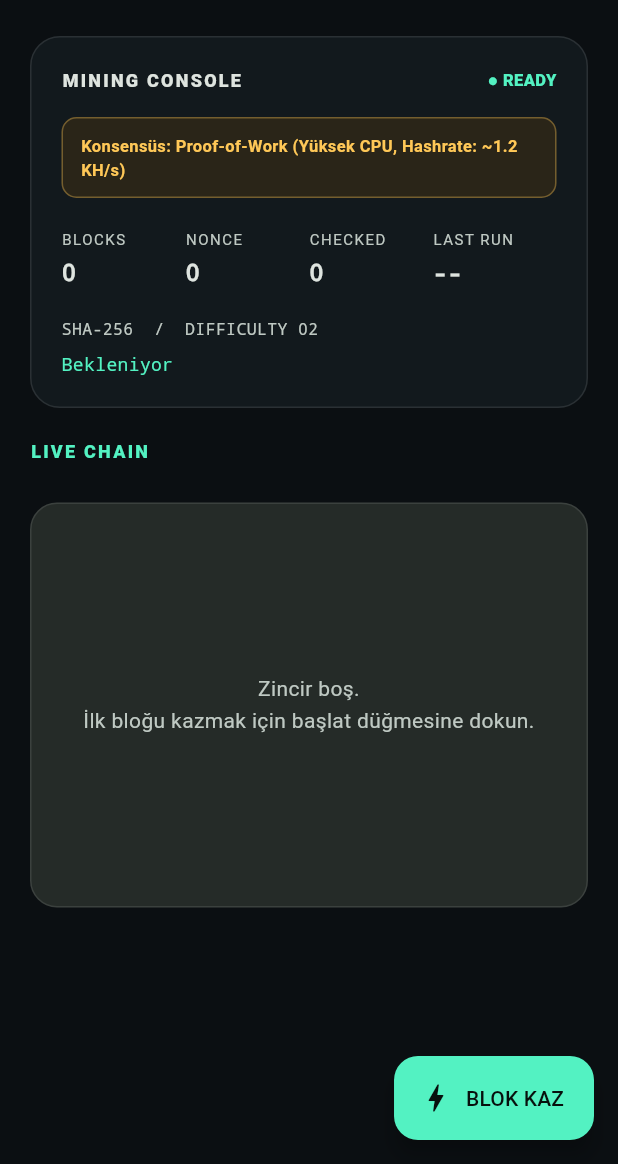
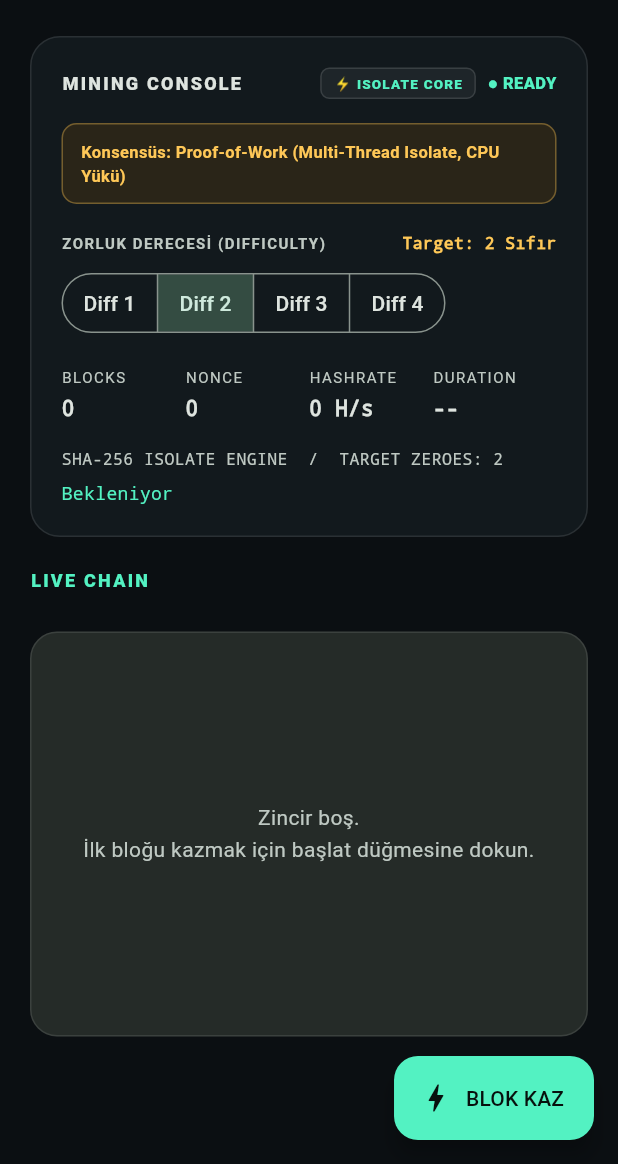
Before and after one commit to meryemgcl/BlockCore-Studio-The-Living-Protocol, a Flutter app: the screen it shows after launch, on a phone screen of 412 x 824 dp, the part 72-1236 px from its top. Run offline on Flutter 3.47's test engine with Material 3 defaults, Android fonts, the phone set to English and light mode, and no system bars; our stand-ins replace flutter_bloc.

Commit message:
feat: Faz 5 - implement isolated multi-thread miner and dynamic difficulty telemetry

```diff
--- /dev/null
+++ b/flutter_app/lib/domain/usecases/isolated_miner.dart
@@ -0,0 +1,81 @@
+import 'dart:convert';
+import 'dart:isolate';
+
+import 'package:crypto/crypto.dart';
+
+import '../entities/block.dart';
+
+class MiningParams {
+  const MiningParams({
+    required this.index,
+    required this.previousHash,
+    required this.difficulty,
+    required this.data,
+    required this.merkleRoot,
+    this.validator = '',
+  });
+
+  final int index;
+  final String previousHash;
+  final int difficulty;
+  final String data;
+  final String merkleRoot;
+  final String validator;
+}
+
+class MiningOutput {
+  const MiningOutput({
+    required this.block,
+    required this.hashesChecked,
+    required this.duration,
+  });
+
+  final Block block;
+  final int hashesChecked;
+  final Duration duration;
+}
+
+class IsolatedMiner {
+  /// Madenciliği tamamen izole edilmiş bir arka plan iş parçacığında (Isolate)
+  /// çalıştırır. UI thread'i asla bloklanmaz (120 FPS akıcılık garantisi).
+  static Future<MiningOutput> mine(MiningParams params) async {
+    return Isolate.run(() => _executeMining(params));
+  }
+
+  static MiningOutput _executeMining(MiningParams params) {
+    final stopwatch = Stopwatch()..start();
+    final target = '0' * params.difficulty;
+    var nonce = 0;
+    var hashesChecked = 0;
+    var hash = '';
+
+    do {
+      final payload =
+          '${params.index}:${params.previousHash}:$nonce:${params.difficulty}:${params.data}:${params.merkleRoot}:${params.validator}';
+      hash = sha256.convert(utf8.encode(payload)).toString();
+      hashesChecked++;
+      nonce++;
+    } while (!hash.startsWith(target));
+
+    stopwatch.stop();
+
+    final block = Block(
+      index: params.index,
+      hash: hash,
+      previousHash: params.previousHash,
+      nonce: nonce - 1,
+      difficulty: params.difficulty,
+      data: params.data,
+      merkleRoot: params.merkleRoot,
+      validator: params.validator,
+      isValid: true,
+      isCorrupted: false,
+    );
+
+    return MiningOutput(
+      block: block,
+      hashesChecked: hashesChecked,
+      duration: stopwatch.elapsed,
+    );
+  }
+}
--- a/flutter_app/lib/main.dart
+++ b/flutter_app/lib/main.dart
@@ -141,7 +141,7 @@ class ChainExplorerPage extends StatelessWidget {
       floatingActionButton: FloatingActionButton.extended(
         onPressed: state.isMining
             ? null
-            : () => context.read<ChainCubit>().addDemoBlock(difficulty: 2),
+            : () => context.read<ChainCubit>().addDemoBlock(),
         backgroundColor: const Color(0xFF53F2C2),
         foregroundColor: const Color(0xFF07100D),
         icon: state.isMining
@@ -171,6 +171,8 @@ class _MiningPanel extends StatelessWidget {
   @override
   Widget build(BuildContext context) {
     final hash = state.miningHash.isEmpty ? 'Bekleniyor' : state.miningHash;
+    final isPow = state.consensusType == ConsensusType.pow;
+
     return Container(
       margin: const EdgeInsets.fromLTRB(20, 16, 20, 0),
       padding: const EdgeInsets.all(20),
@@ -193,6 +195,26 @@ class _MiningPanel extends StatelessWidget {
                   letterSpacing: 1.5,
                 ),
               ),
+              Row(
+                children: [
+                  Container(
+                    padding: const EdgeInsets.symmetric(horizontal: 8, vertical: 3),
+                    decoration: BoxDecoration(
+                      color: Colors.white.withOpacity(0.05),
+                      borderRadius: BorderRadius.circular(6),
+                      border: Border.all(color: Colors.white12),
+                    ),
+                    child: const Text(
+                      '⚡ ISOLATE CORE',
+                      style: TextStyle(
+                        color: Color(0xFF53F2C2),
+                        fontSize: 9,
+                        fontWeight: FontWeight.w800,
+                        letterSpacing: 0.8,
+                      ),
+                    ),
+                  ),
+                  const SizedBox(width: 8),
                   Text(
                     state.isMining ? '● ACTIVE' : '● READY',
                     style: TextStyle(
@@ -205,34 +227,80 @@ class _MiningPanel extends StatelessWidget {
                   ),
                 ],
               ),
+            ],
+          ),
           const SizedBox(height: 16),
           _ConsensusBadge(state: state),
-          const SizedBox(height: 20),
+          const SizedBox(height: 18),
+          if (isPow) ...[
+            Row(
+              mainAxisAlignment: MainAxisAlignment.spaceBetween,
+              children: [
+                Text(
+                  'ZORLUK DERECESİ (DIFFICULTY)',
+                  style: TextStyle(
+                    color: Theme.of(context).colorScheme.onSurfaceVariant,
+                    fontSize: 10,
+                    letterSpacing: 1,
+                    fontWeight: FontWeight.w700,
+                  ),
+                ),
+                Text(
+                  'Target: ${state.miningDifficulty} Sıfır',
+                  style: const TextStyle(
+                    color: Color(0xFFFFC857),
+                    fontFamily: 'monospace',
+                    fontSize: 11,
+                    fontWeight: FontWeight.w700,
+                  ),
+                ),
+              ],
+            ),
+            const SizedBox(height: 8),
+            SegmentedButton<int>(
+              segments: const [
+                ButtonSegment(value: 1, label: Text('Diff 1')),
+                ButtonSegment(value: 2, label: Text('Diff 2')),
+                ButtonSegment(value: 3, label: Text('Diff 3')),
+                ButtonSegment(value: 4, label: Text('Diff 4')),
+              ],
+              selected: {state.miningDifficulty},
+              showSelectedIcon: false,
+              onSelectionChanged: state.isMining
+                  ? null
+                  : (selection) {
+                      if (selection.isNotEmpty) {
+                        context.read<ChainCubit>().setDifficulty(selection.first);
+                      }
+                    },
+            ),
+            const SizedBox(height: 18),
+          ],
           Row(
             children: [
               _Metric(label: 'BLOCKS', value: '${state.blocks.length}'),
               _Metric(label: 'NONCE', value: '${state.miningNonce}'),
-              _Metric(label: 'CHECKED', value: '${state.hashesChecked}'),
+              _Metric(label: 'HASHRATE', value: state.hashrate),
               _Metric(
-                label: 'LAST RUN',
+                label: 'DURATION',
                 value: state.lastDuration == Duration.zero
                     ? '--'
                     : '${state.lastDuration.inMilliseconds}ms',
               ),
             ],
           ),
-          const SizedBox(height: 18),
+          const SizedBox(height: 16),
           Text(
-            state.consensusType == ConsensusType.pow
-                ? 'SHA-256  /  DIFFICULTY 02'
-                : 'SLOT / EPOCH  /  VALIDATOR QUORUM',
+            isPow
+                ? 'SHA-256 ISOLATE ENGINE  /  TARGET ZEROES: ${state.miningDifficulty}'
+                : 'SLOT / EPOCH SIMULATION  /  VALIDATOR QUORUM',
             style: TextStyle(
               color: Theme.of(context).colorScheme.onSurfaceVariant,
               fontFamily: 'monospace',
               fontSize: 11,
             ),
           ),
-          const SizedBox(height: 7),
+          const SizedBox(height: 6),
           Text(
             hash,
             overflow: TextOverflow.ellipsis,
@@ -246,7 +314,7 @@ class _MiningPanel extends StatelessWidget {
               state.selectedValidator.isNotEmpty) ...[
             const SizedBox(height: 8),
             Text(
-              'Seçilen doğrulayıcı: ${state.selectedValidator}',
+              'Aktif Doğrulayıcı Node: ${state.selectedValidator}',
               style: const TextStyle(
                 color: Color(0xFF53F2C2),
                 fontFamily: 'monospace',
@@ -284,7 +352,7 @@ class _ConsensusBadge extends StatelessWidget {
       ),
       child: Text(
         isPow
-            ? 'Konsensüs: Proof-of-Work (Yüksek CPU, Hashrate: ~1.2 KH/s)'
+            ? 'Konsensüs: Proof-of-Work (Multi-Thread Isolate, CPU Yükü)'
             : 'Konsensüs: Proof-of-Stake (Sıfır Enerji, Anlık Kesinleşme)',
         style: TextStyle(
           color: isPow ? const Color(0xFFFFC857) : const Color(0xFF53F2C2),
@@ -321,7 +389,7 @@ class _Metric extends StatelessWidget {
             value,
             style: const TextStyle(
               fontFamily: 'monospace',
-              fontSize: 16,
+              fontSize: 14,
               fontWeight: FontWeight.w700,
             ),
           ),
```
Also changed, not shown: flutter_app/lib/presentation/bloc/chain_cubit.dart (+67 -48 lines), flutter_app/pubspec.lock (added). Lines whose indentation alone changed are shown as unchanged.
